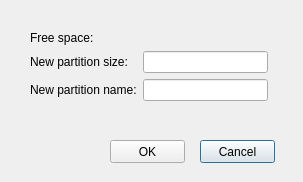
Old version of the form createpartitionwindow.ui in the repository YuraStr/Partition-Editor.
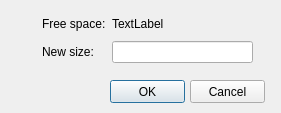
New version of the form.

Commit message: Work with MBR-partitions

Patch:
```diff
--- a/createpartitionwindow.ui
+++ b/createpartitionwindow.ui
@@ -6,31 +6,18 @@
    <rect>
     <x>0</x>
     <y>0</y>
-    <width>303</width>
-    <height>182</height>
+    <width>281</width>
+    <height>113</height>
    </rect>
   </property>
   <property name="windowTitle">
    <string>Dialog</string>
   </property>
-  <widget class="QPushButton" name="cancelButton">
-   <property name="geometry">
-    <rect>
-     <x>200</x>
-     <y>140</y>
-     <width>75</width>
-     <height>23</height>
-    </rect>
-   </property>
-   <property name="text">
-    <string>Cancel</string>
-   </property>
-  </widget>
   <widget class="QPushButton" name="okButton">
    <property name="geometry">
     <rect>
      <x>110</x>
-     <y>140</y>
+     <y>80</y>
      <width>75</width>
      <height>23</height>
     </rect>
@@ -39,18 +26,31 @@
     <string>OK</string>
    </property>
   </widget>
+  <widget class="QPushButton" name="cancelButton">
+   <property name="geometry">
+    <rect>
+     <x>190</x>
+     <y>80</y>
+     <width>75</width>
+     <height>23</height>
+    </rect>
+   </property>
+   <property name="text">
+    <string>Cancel</string>
+   </property>
+  </widget>
   <widget class="QWidget" name="">
    <property name="geometry">
     <rect>
-     <x>30</x>
-     <y>30</y>
-     <width>238</width>
-     <height>71</height>
+     <x>42</x>
+     <y>12</y>
+     <width>211</width>
+     <height>51</height>
     </rect>
    </property>
    <layout class="QGridLayout" name="gridLayout">
     <item row="0" column="0">
-     <widget class="QLabel" name="label_3">
+     <widget class="QLabel" name="label_2">
       <property name="text">
        <string>Free space:</string>
       </property>
@@ -59,30 +59,20 @@
     <item row="0" column="1">
      <widget class="QLabel" name="freeSpaceLabel">
       <property name="text">
-       <string/>
+       <string>TextLabel</string>
       </property>
      </widget>
     </item>
     <item row="1" column="0">
      <widget class="QLabel" name="label">
       <property name="text">
-       <string>New partition size:</string>
+       <string>New size:</string>
       </property>
      </widget>
     </item>
     <item row="1" column="1">
      <widget class="QLineEdit" name="sizeLineEdit"/>
     </item>
-    <item row="2" column="0">
-     <widget class="QLabel" name="label_2">
-      <property name="text">
-       <string>New partition name:</string>
-      </property>
-     </widget>
-    </item>
-    <item row="2" column="1">
-     <widget class="QLineEdit" name="nameLineEdit"/>
-    </item>
    </layout>
   </widget>
  </widget>
```
Left out of the diff: 4 changed lines with no effect on the pictures. The commit also changes 14 other files.
